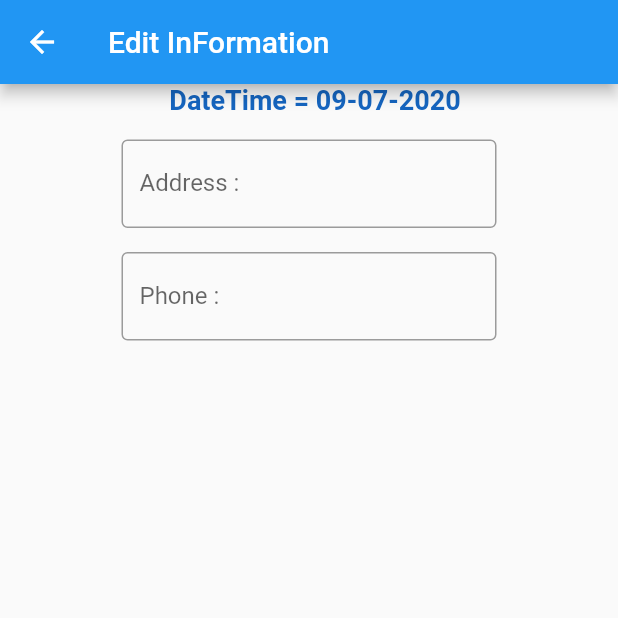
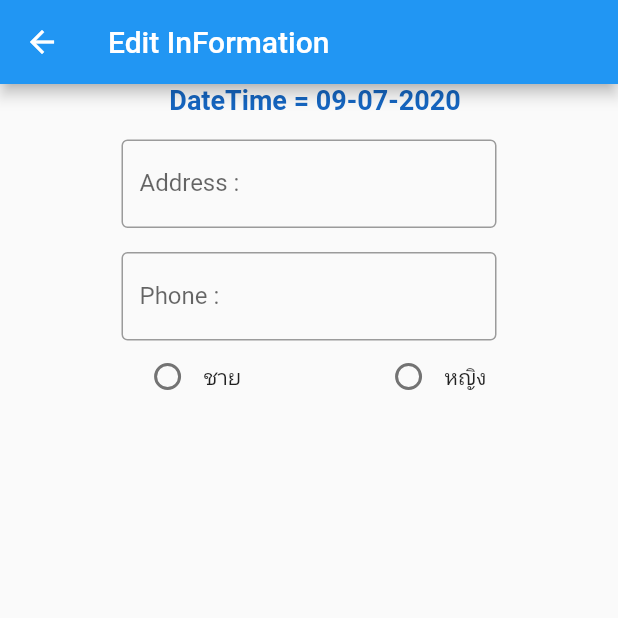
Before and after one commit to mongpraneet/Manatrci, a Flutter app: the EditInfoShop screen opened directly, on a phone screen of 412 x 824 dp, the top half of it. Run offline on Flutter 3.47's test engine with Material 2 defaults, Android fonts, the phone set to English and light mode, and no system bars; our stand-ins replace dio, shared_preferences; accounts and stored records are empty; statements that could not run were skipped.

Commit message:
update 9.33

```diff
--- a/lib/page/edit_info_shoup.dart
+++ b/lib/page/edit_info_shoup.dart
@@ -48,9 +48,53 @@ class _EditInfoShopState extends State<EditInfoShop> {
             showDate(),
             addressForm(),
             phoneForm(),
+            genderGroup(),
           ],
         ),
       ),
+    );
+  }
+
+  Container genderGroup() => Container(
+          child: Row(
+        mainAxisAlignment: MainAxisAlignment.spaceEvenly,
+        children: <Widget>[
+          maleRadio(),
+          feMaleRadio(),
+        ],
+      ));
+
+  Row maleRadio() {
+    return Row(
+      children: <Widget>[
+        Radio(
+          value: 'Male',
+          groupValue: gender,
+          onChanged: (value) {
+            setState(() {
+              gender = value;
+            });
+          },
+        ),
+        Text('ชาย'),
+      ],
+    );
+  }
+
+  Row feMaleRadio() {
+    return Row(
+      children: <Widget>[
+        Radio(
+          value: 'Female',
+          groupValue: gender,
+          onChanged: (value) {
+            setState(() {
+              gender = value;
+            });
+          },
+        ),
+        Text('หญิง'),
+      ],
     );
   }
 
```
